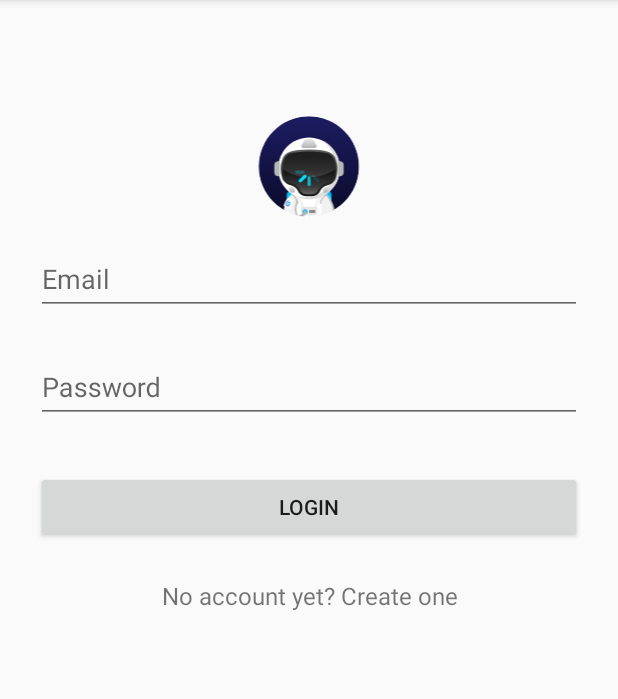
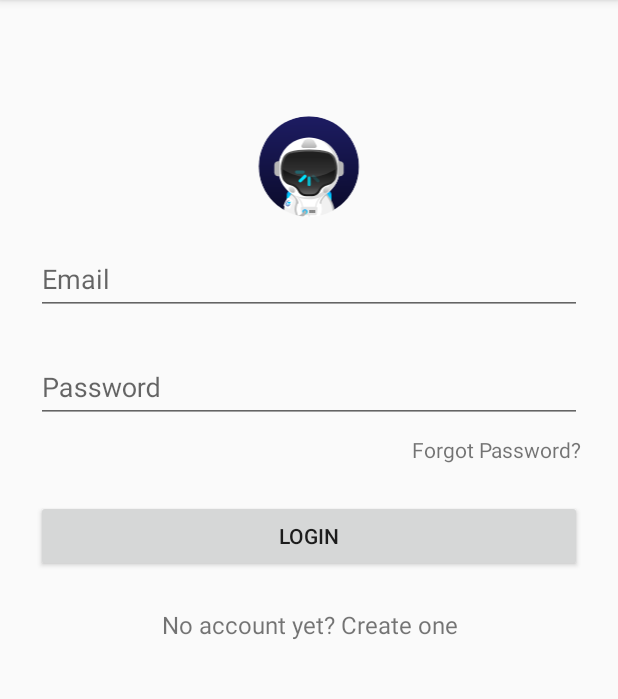
Before and after one commit to vithackathon/InventoryManagement, an Android app: the screen it shows after launch (MainActivity), on a phone screen of 412 x 824 dp, the part 84-783 px from its top. Run offline under Robolectric (Android 15) with nearby library versions, the phone set to English and light mode, and no system bars; our stand-ins replace Firebase (no records; nobody signed in at launch, a user with empty details on screens opened directly); libraries missing offline, so code that uses them is left out: dmax.dialog; 1 statement that could not run was skipped.

Commit message:
Done with Sign in

```diff
--- a/app/src/main/AndroidManifest.xml
+++ b/app/src/main/AndroidManifest.xml
@@ -16,7 +16,8 @@
                 <category android:name="android.intent.category.LAUNCHER" />
             </intent-filter>
         </activity>
-        <activity android:name=".SignupActivity"></activity>
+        <activity android:name=".SignupActivity" />
+        <activity android:name=".ResetPasswordActivity"></activity>
     </application>
 
 </manifest>
--- a/app/src/main/java/com/vit/trf/inventorymanagement/MainActivity.java
+++ b/app/src/main/java/com/vit/trf/inventorymanagement/MainActivity.java
@@ -1,26 +1,129 @@
 package com.vit.trf.inventorymanagement;
 
 import android.content.Intent;
+import android.support.annotation.NonNull;
+import android.support.design.widget.Snackbar;
 import android.support.v7.app.AppCompatActivity;
 import android.os.Bundle;
+import android.util.Log;
 import android.view.View;
+import android.widget.Button;
 import android.widget.EditText;
+import android.widget.LinearLayout;
 import android.widget.TextView;
+import android.widget.Toast;
+
+import com.google.android.gms.tasks.OnCompleteListener;
+import com.google.android.gms.tasks.Task;
+import com.google.firebase.auth.AuthResult;
+import com.google.firebase.auth.FirebaseAuth;
+import com.google.firebase.auth.FirebaseUser;
+
+import dmax.dialog.SpotsDialog;
 
 public class MainActivity extends AppCompatActivity {
-    private TextView textView_link_signup;
-
+    private TextView textView_link_signup,textView_forgot_password;
+    private  EditText editText_Email,editText_Password;
+    private Button button_Signin;
+    private static final String TAG = "UserLogin";
+    private LinearLayout linearLayout;
+    private  android.app.AlertDialog alertDialog;
+    private FirebaseAuth mAuth;
     @Override
     protected void onCreate(Bundle savedInstanceState) {
         super.onCreate(savedInstanceState);
         setContentView(R.layout.activity_main);
         textView_link_signup=(TextView)findViewById(R.id.link_signup);
-
+        button_Signin=(Button)findViewById(R.id.btn_login);
+        alertDialog= new SpotsDialog.Builder().setContext(MainActivity.this).build();
+        textView_forgot_password=(TextView)findViewById(R.id.forgotPassword);
+        editText_Email=(EditText)findViewById(R.id.input_email1);
+        editText_Password=(EditText)findViewById(R.id.input_password1);
+        mAuth = FirebaseAuth.getInstance();
+        linearLayout=(LinearLayout)findViewById(R.id.mainactivity);
+        button_Signin.setOnClickListener(new View.OnClickListener() {
+            @Override
+            public void onClick(View view)
+            {
+                if(val()==1)
+                {
+                    alertDialog.show();
+                    signin(editText_Email.getText().toString(),editText_Password.getText().toString());
+                }
+            }
+        });
         textView_link_signup.setOnClickListener(new View.OnClickListener() {
             @Override
             public void onClick(View view) {
                 startActivity(new Intent(MainActivity.this,SignupActivity.class));
             }
         });
+
+        textView_forgot_password.setOnClickListener(new View.OnClickListener() {
+            @Override
+            public void onClick(View view) {
+                startActivity(new Intent(MainActivity.this,ResetPasswordActivity.class));
+            }
+        });
+    }
+
+    @Override
+    public void onStart() {
+        super.onStart();
+        // Check if user is signed in (non-null) and update UI accordingly.
+        FirebaseUser currentUser = mAuth.getCurrentUser();
+        //updateUI(currentUser);
+    }
+    int val()
+    {
+        if(editText_Password.getText().toString().isEmpty())
+        {
+            Snackbar.make(linearLayout,"Password empty",Snackbar.LENGTH_SHORT);
+            return 0;
+        }
+        if(editText_Email.getText().toString().isEmpty())
+        {
+            editText_Email.setError("Email cannot be empty");
+            return 0;
+        }
+        if(!editText_Email.getText().toString().contains("@"))
+        {
+            editText_Email.setError("Email invalid");
+            return 0;
+        }
+        return 1;
+    }
+    void signin(String email,String password)
+    {
+        mAuth.signInWithEmailAndPassword(email, password)
+                .addOnCompleteListener(this, new OnCompleteListener<AuthResult>() {
+                    @Override
+                    public void onComplete(@NonNull Task<AuthResult> task) {
+                        if (task.isSuccessful()) {
+                            // Sign in success, update UI with the signed-in user's information
+                            Log.d(TAG, "signInWithEmail:success");
+                            FirebaseUser user = mAuth.getCurrentUser();
+                            if(user.isEmailVerified()) {
+                                alertDialog.dismiss();
+                                Toast.makeText(MainActivity.this, "Hello user signed in", Toast.LENGTH_SHORT).show();
+                            }
+                            else
+                            {
+                                alertDialog.dismiss();
+                                Toast.makeText(MainActivity.this, "User yet to be verified", Toast.LENGTH_SHORT).show();
+                            }
+                          //  updateUI(user);
+                        } else {
+                            // If sign in fails, display a message to the user.
+                            Log.w(TAG, "signInWithEmail:failure", task.getException());
+                            alertDialog.dismiss();
+                            Toast.makeText(MainActivity.this, "Invalid credentials",
+                                    Toast.LENGTH_SHORT).show();
+                           // updateUI(null);
+                        }
+
+                        // ...
+                    }
+                });
     }
 }
--- a/app/src/main/res/layout/activity_main.xml
+++ b/app/src/main/res/layout/activity_main.xml
@@ -4,6 +4,7 @@
     xmlns:tools="http://schemas.android.com/tools"
     android:layout_width="match_parent"
     android:focusable="true"
+    android:id="@+id/mainactivity"
     android:focusableInTouchMode="true"
     android:layout_height="match_parent"
     tools:context=".MainActivity">
@@ -42,7 +43,7 @@
                 android:layout_height="wrap_content"
                 android:layout_marginTop="8dp"
                 android:layout_marginBottom="8dp">
-                <EditText android:id="@+id/input_email"
+                <EditText android:id="@+id/input_email1"
                     android:layout_width="match_parent"
                     android:layout_height="wrap_content"
                     android:inputType="textEmailAddress"
@@ -55,13 +56,18 @@
                 android:layout_height="wrap_content"
                 android:layout_marginTop="8dp"
                 android:layout_marginBottom="8dp">
-                <EditText android:id="@+id/input_password"
+                <EditText android:id="@+id/input_password1"
                     android:layout_width="match_parent"
                     android:layout_height="wrap_content"
                     android:inputType="textPassword"
                     android:hint="Password"/>
             </android.support.design.widget.TextInputLayout>
-
+        <TextView
+            android:layout_width="wrap_content"
+            android:layout_height="wrap_content"
+            android:layout_gravity="right"
+            android:id="@+id/forgotPassword"
+            android:text="Forgot Password?"/>
             <android.support.v7.widget.AppCompatButton
                 android:id="@+id/btn_login"
                 android:layout_width="fill_parent"
```
Also changed, not shown: app/src/main/java/com/vit/trf/inventorymanagement/ResetPasswordActivity.java (added, +13 -0 lines), app/src/main/res/layout/activity_reset_password.xml (added, +9 -0 lines).
